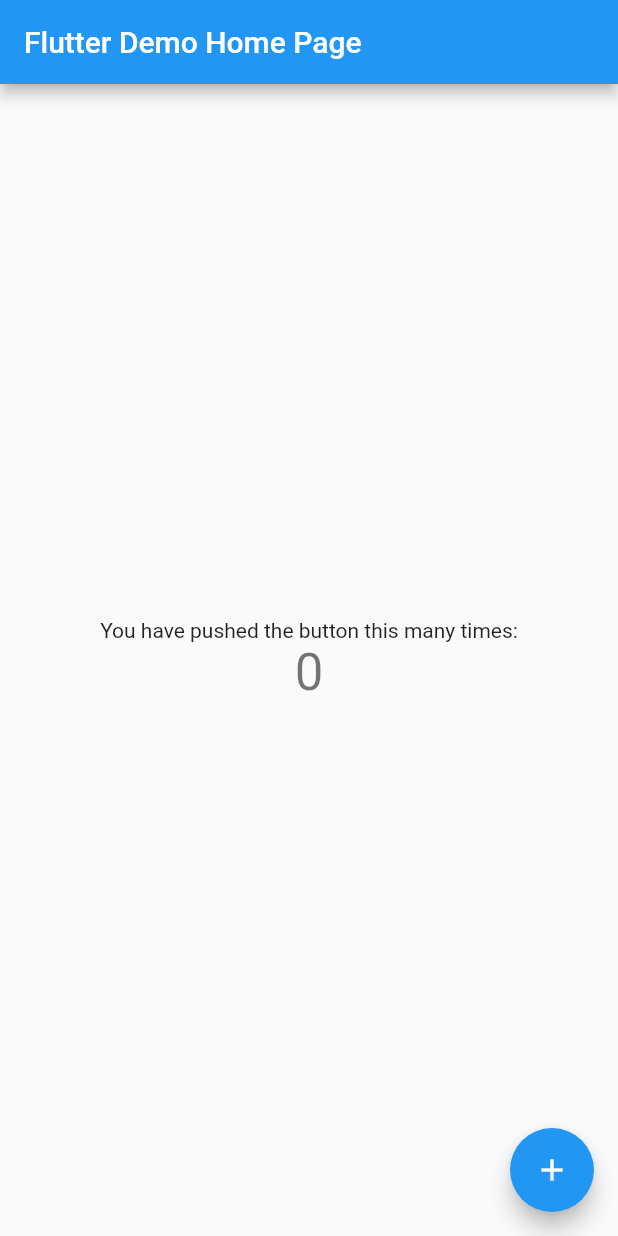
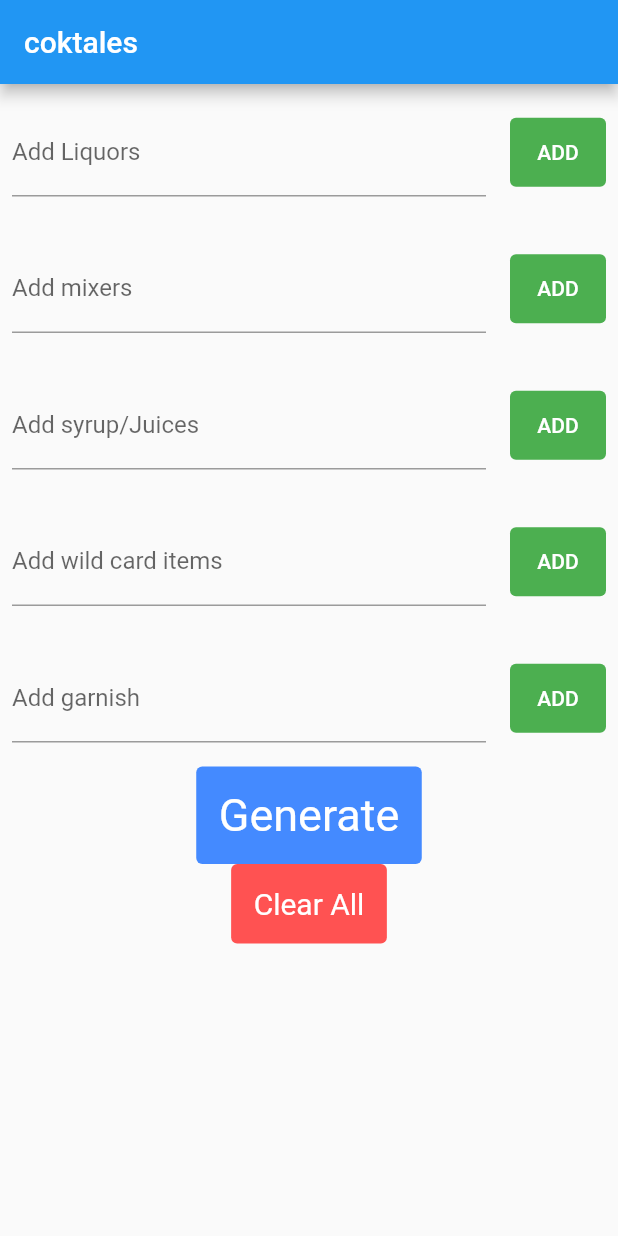
Before and after one commit to TreyLavery/coktales, a Flutter app: the screen it shows after launch, on a phone screen of 412 x 824 dp. Run offline on Flutter 3.47's test engine with Material 2 defaults, Android fonts, the phone set to English and light mode, and no system bars.

Commit message:
Created Basic UI with the ability to add things and generate a Drink

```diff
--- a/coktales_app/lib/main.dart
+++ b/coktales_app/lib/main.dart
@@ -1,4 +1,5 @@
 import 'package:flutter/material.dart';
+import "dart:math";
 
 void main() {
   runApp(MyApp());
@@ -22,7 +23,7 @@ class MyApp extends StatelessWidget {
         // is not restarted.
         primarySwatch: Colors.blue,
       ),
-      home: MyHomePage(title: 'Flutter Demo Home Page'),
+      home: MyHomePage(title: 'coktales'),
     );
   }
 }
@@ -48,16 +49,6 @@ class MyHomePage extends StatefulWidget {
 class _MyHomePageState extends State<MyHomePage> {
   int _counter = 0;
 
-  void _incrementCounter() {
-    setState(() {
-      // This call to setState tells the Flutter framework that something has
-      // changed in this State, which causes it to rerun the build method below
-      // so that the display can reflect the updated values. If we changed
-      // _counter without calling setState(), then the build method would not be
-      // called again, and so nothing would appear to happen.
-      _counter++;
-    });
-  }
 
   @override
   Widget build(BuildContext context) {
@@ -71,43 +62,202 @@ class _MyHomePageState extends State<MyHomePage> {
       appBar: AppBar(
         // Here we take the value from the MyHomePage object that was created by
         // the App.build method, and use it to set our appbar title.
-        title: Text(widget.title),
+        title: Text('coktales'),
       ),
-      body: Center(
-        // Center is a layout widget. It takes a single child and positions it
-        // in the middle of the parent.
-        child: Column(
-          // Column is also a layout widget. It takes a list of children and
-          // arranges them vertically. By default, it sizes itself to fit its
-          // children horizontally, and tries to be as tall as its parent.
-          //
-          // Invoke "debug painting" (press "p" in the console, choose the
-          // "Toggle Debug Paint" action from the Flutter Inspector in Android
-          // Studio, or the "Toggle Debug Paint" command in Visual Studio Code)
-          // to see the wireframe for each widget.
-          //
-          // Column has various properties to control how it sizes itself and
-          // how it positions its children. Here we use mainAxisAlignment to
-          // center the children vertically; the main axis here is the vertical
-          // axis because Columns are vertical (the cross axis would be
-          // horizontal).
-          mainAxisAlignment: MainAxisAlignment.center,
-          children: <Widget>[
-            Text(
-              'You have pushed the button this many times:',
-            ),
-            Text(
-              '$_counter',
-              style: Theme.of(context).textTheme.headline4,
-            ),
-          ],
-        ),
-      ),
-      floatingActionButton: FloatingActionButton(
-        onPressed: _incrementCounter,
-        tooltip: 'Increment',
-        child: Icon(Icons.add),
-      ), // This trailing comma makes auto-formatting nicer for build methods.
+      body: MyCustomForm(),
+      // Center(
+      //   // Center is a layout widget. It takes a single child and positions it
+      //   // in the middle of the parent.
+      //   child: Column(
+      //     // Column is also a layout widget. It takes a list of children and
+      //     // arranges them vertically. By default, it sizes itself to fit its
+      //     // children horizontally, and tries to be as tall as its parent.
+      //     //
+      //     // Invoke "debug painting" (press "p" in the console, choose the
+      //     // "Toggle Debug Paint" action from the Flutter Inspector in Android
+      //     // Studio, or the "Toggle Debug Paint" command in Visual Studio Code)
+      //     // to see the wireframe for each widget.
+      //     //
+      //     // Column has various properties to control how it sizes itself and
+      //     // how it positions its children. Here we use mainAxisAlignment to
+      //     // center the children vertically; the main axis here is the vertical
+      //     // axis because Columns are vertical (the cross axis would be
+      //     // horizontal).
+      //     mainAxisAlignment: MainAxisAlignment.center,
+      //     children: <Widget>[
+      //       Text(
+      //         'You have pushed the button this many times:',
+      //       ),
+      //       Text(
+      //         '$_counter',
+      //         style: Theme.of(context).textTheme.headline4,
+      //       ),
+      //     ],
+      //   ),
+      // ),
+      // This trailing comma makes auto-formatting nicer for build methods.
     );
   }
 }
+
+class MyCustomForm extends StatefulWidget {
+  @override
+  MyCustomFormState createState() {
+    return MyCustomFormState();
+  }
+}
+
+class MyCustomFormState extends State<MyCustomForm> {
+
+  final liquorController = TextEditingController();
+  List<String> liquors = [];
+  final mixerController = TextEditingController();
+  List<String> mixers = [];
+  final syrupController = TextEditingController();
+  List<String> syrups = [];
+  final wildController = TextEditingController();
+  List<String> wilds = [];
+  final garnishController = TextEditingController();
+  List<String> garnishes = [];
+
+  final addButtonStyle = TextButton.styleFrom(
+    primary: Colors.white,
+    backgroundColor: Colors.green,
+    padding: new EdgeInsets.all(15)
+  );
+
+  Widget generateList(context, list){
+    return ListView.builder(
+        shrinkWrap: true,
+        itemCount: list.length,
+        itemBuilder: (context, index){
+          return Padding(padding: EdgeInsets.symmetric(horizontal: 8),
+          child: Text(list[index]));
+        }
+    );
+  }
+
+  Widget generateSection(context, name, controller, list){
+    return Row(
+        mainAxisAlignment: MainAxisAlignment.start,
+        children: <Widget>[
+          Expanded(child:
+          Padding(
+            padding: EdgeInsets.symmetric(horizontal: 8, vertical: 16),
+            child: TextField(
+              onSubmitted: (value){
+                setState(() {
+                  list.add(controller.text);
+                });
+                controller.clear();
+              },
+              controller: controller,
+              decoration: InputDecoration(
+                border: UnderlineInputBorder(),
+                labelText: name,
+              ),
+            ),
+          )
+          ),
+          Padding(
+              padding: EdgeInsets.symmetric(horizontal: 8, vertical: 16),
+              child: new TextButton(
+                  style: addButtonStyle,
+                  onPressed: () {
+                    setState(() {
+                      list.add(controller.text);
+                      //liquors = liquors.add(Text(liquorController.text));
+                    });
+                    controller.clear();
+                  },
+                  child: const Text('ADD'))
+          ),
+        ]
+    );
+  }
+
+  generateDrink(){
+    final _random = new Random();
+    List drink = [];
+    drink.add(liquors[_random.nextInt(liquors.length)]);
+    drink.add(mixers[_random.nextInt(mixers.length)]);
+    drink.add(syrups[_random.nextInt(syrups.length)]);
+    drink.add(wilds[_random.nextInt(wilds.length)]);
+    drink.add(garnishes[_random.nextInt(garnishes.length)]);
+    return drink;
+  }
+
+
+  @override
+  void dispose() {
+    liquorController.dispose();
+    mixerController.dispose();
+    syrupController.dispose();
+    wildController.dispose();
+    garnishController.dispose();
+    super.dispose();
+  }
+
+  @override
+  Widget build(BuildContext context) {
+    return new SingleChildScrollView(
+        child: Column(
+      crossAxisAlignment: CrossAxisAlignment.start,
+      mainAxisAlignment: MainAxisAlignment.start,
+      children: <Widget>[
+        generateSection(context, 'Add Liquors', liquorController, liquors),
+        generateList(context,liquors),
+        generateSection(context, 'Add mixers', mixerController, mixers),
+        generateList(context,mixers),
+        generateSection(context, 'Add syrup/Juices', syrupController, syrups),
+        generateList(context,syrups),
+        generateSection(context, 'Add wild card items', wildController, wilds),
+        generateList(context,wilds),
+        generateSection(context, 'Add garnish', garnishController, garnishes),
+        generateList(context,garnishes),
+        Center(
+          child: TextButton(
+              style: TextButton.styleFrom(
+                primary: Colors.white,
+                backgroundColor: Colors.blueAccent,
+                padding: new EdgeInsets.all(15),
+                textStyle: TextStyle(fontSize: 30),
+                ),
+              onPressed: () {
+                showDialog(
+                  context: context,
+                  builder: (context) {
+                    return AlertDialog(
+                      content: Text(generateDrink().toString()),
+                     );
+                   }
+                  );
+                },
+              child: const Text('Generate'))
+        ),
+        Center(
+          child: TextButton(
+              style: TextButton.styleFrom(
+                        primary: Colors.white,
+                        backgroundColor: Colors.redAccent,
+                        padding: new EdgeInsets.all(15),
+                        textStyle: TextStyle(fontSize: 20),
+              ),
+              onPressed: () {
+                setState(() {
+                  liquors.clear();
+                  mixers.clear();
+                  garnishes.clear();
+                  syrups.clear();
+                  wilds.clear();
+                });
+              },
+              child: const Text('Clear All'),
+
+            )
+        )
+      ],
+    )
+    );
+  }
+}
```
